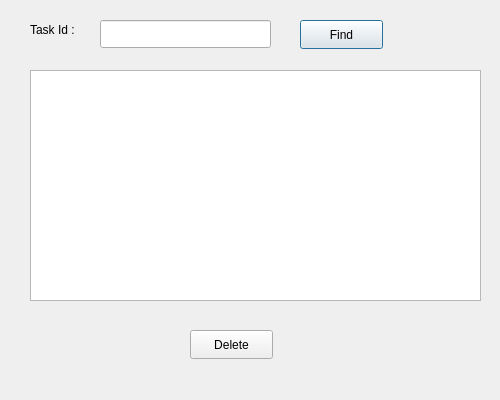
The window that deletetask.ui (jaganiravi96/Task_Manager_Application) describes before a commit, drawn with Qt 5.
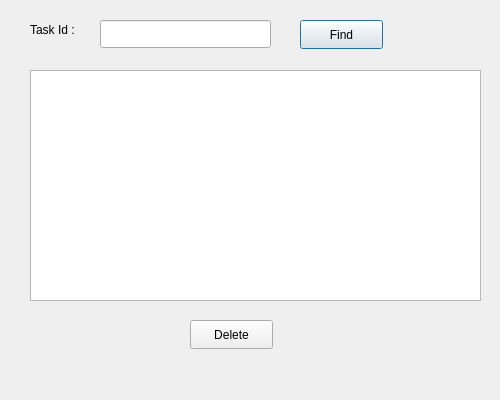
The same window after the commit.

```diff
--- a/deletetask.ui
+++ b/deletetask.ui
@@ -69,7 +69,7 @@
    <property name="geometry">
     <rect>
      <x>190</x>
-     <y>330</y>
+     <y>320</y>
      <width>83</width>
      <height>29</height>
     </rect>
```
Left out of the diff: 13 changed lines with no effect on the pictures.
